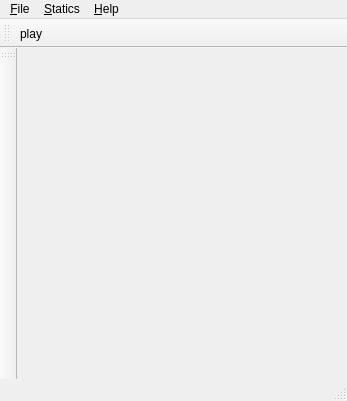
Old version of the form deploy/files/RecycleIT_B_gui.ui in the repository SaKhosravi/RecycleIT-B.
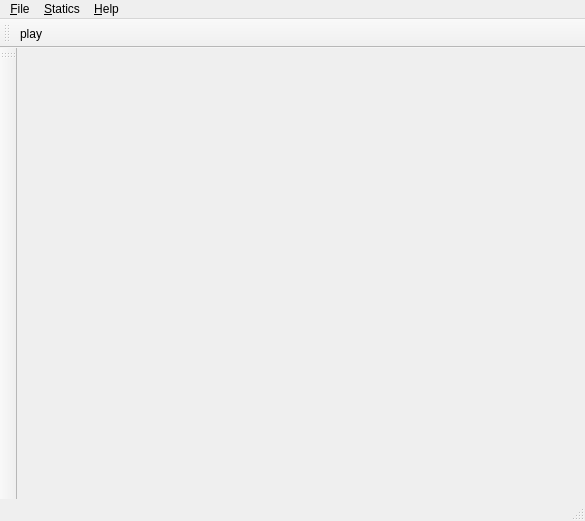
New version of the form.

Commit message: load camera with PyQT and openCV

Diff of the .ui file:
```diff
--- a/deploy/files/RecycleIT_B_gui.ui
+++ b/deploy/files/RecycleIT_B_gui.ui
@@ -6,8 +6,8 @@
    <rect>
        <x>0</x>
        <y>0</y>
-       <width>347</width>
-       <height>401</height>
+       <width>585</width>
+       <height>521</height>
    </rect>
   </property>
   <property name="windowTitle">
@@ -19,7 +19,7 @@
              <rect>
                  <x>0</x>
                  <y>0</y>
-                 <width>347</width>
+                 <width>585</width>
                  <height>22</height>
              </rect>
          </property>
```
Lines whose indentation alone changed are shown as unchanged. The commit also changes 1 other file.
